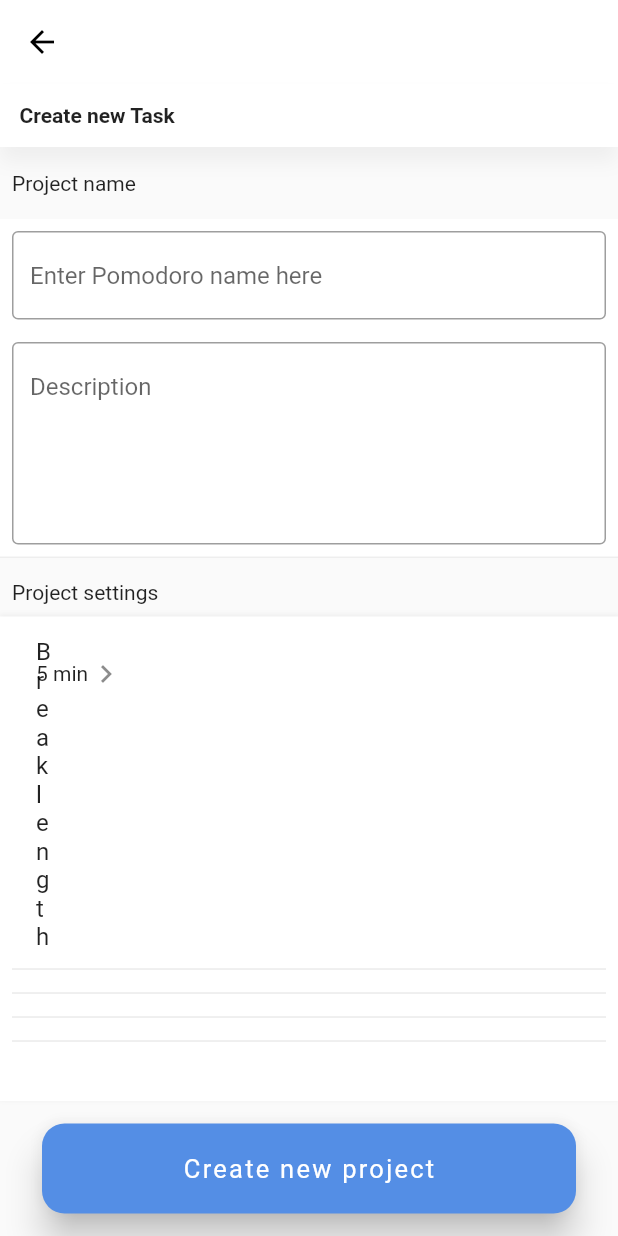
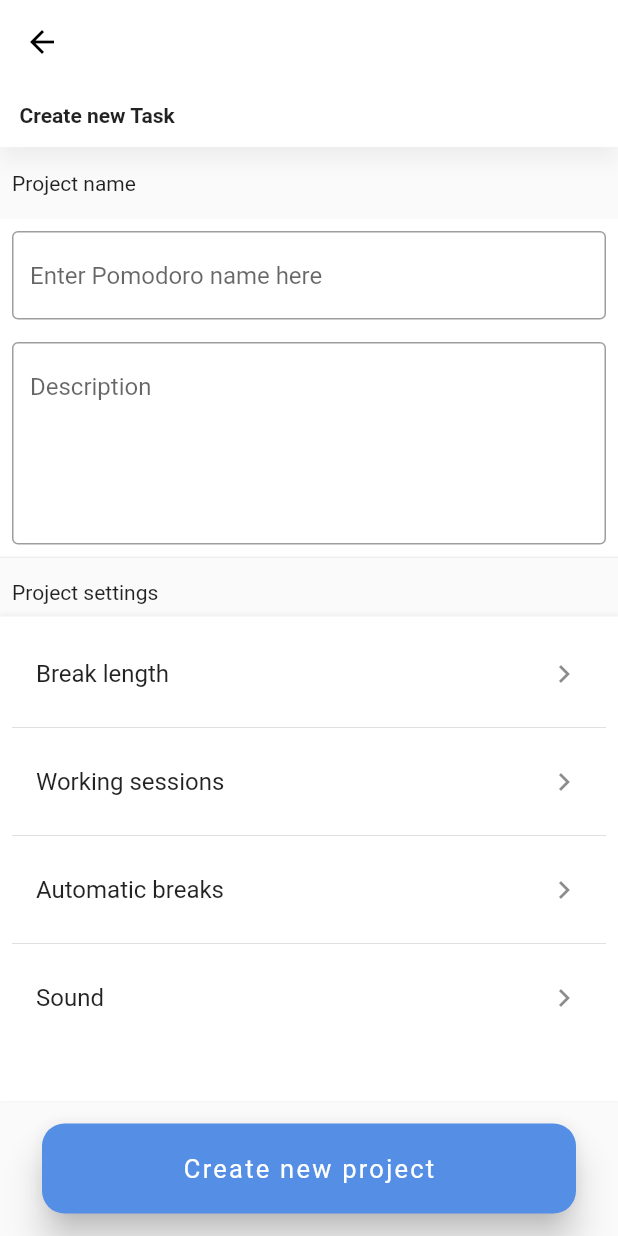
Before and after one commit to enaannan/Pomotimer2, a Flutter app: the NewTaskScreen screen opened directly, on a phone screen of 412 x 824 dp. Run offline on Flutter 3.47's test engine with Material 2 defaults, Android fonts, the phone set to English and light mode, and no system bars; our stand-ins replace google_fonts, introduction_screen, rxdart, step_progress_indicator; Roboto replaces fonts that are missing (Ubuntu); project files that could hold a hidden picture were left out.

Commit message:
fixed up setttings card and did extra refactoring

```diff
--- a/lib/screens/NewTaskScreen.dart
+++ b/lib/screens/NewTaskScreen.dart
@@ -84,61 +84,25 @@ class NewTaskScreen extends StatelessWidget {
               child: SettingsCard(
                 child: ListView(
                   children: [
-                    ListTile(title: Text("Break length"),
-                        trailing:Row(
-                          children: [
-                            Text("5 min"),
-                            Icon(Icons.keyboard_arrow_right)
-                          ],
-                        ),
-                        onTap: (){}),
-                    Divider(),
-//                    ListTile(
-//                      children: [
-//                        Text("Long break"),
-//                        Row(
-//                          children: [
-//                            Text("25 min"),
-//                            Icon(Icons.keyboard_arrow_right)
-//                          ],
-//                        )
-//                      ],
-//                    ),
-                    Divider(),
-//                    ListTile(
-//                      children: [
-//                        Text("Working sessions"),
-//                        Row(
-//                          children: [
-//                            Text("6 times"),
-//                            Icon(Icons.keyboard_arrow_right)
-//                          ],
-//                        )
-//                      ],
-//                    ),
-                    Divider(),
-//                    ListTile(
-//                      children: [
-//                        Text("Automatic breaks"),
-//                        Switch(
-//                          value: true,
-//                          onChanged: (bool value) {
-//                            print('toggled!!!!');
-//                          },
-//                        )
-//                      ],
-//                    ),
-                    Divider(),
-//                    ListTile(
-//                      children: [
-//                        Text("Sound"),
-//                        Switch(
-//                            value: true,
-//                            onChanged: (bool value) {
-//                              print('toggled!!!!');
-//                            }),
-//                      ],
-//                    )
+                  ListTile(
+                    title: Text("Break length"),
+                    trailing: Icon(Icons.keyboard_arrow_right),
+                  onTap: (){print("hhhh");}),
+                  Divider(),
+                    ListTile(
+                        title: Text("Working sessions"),
+                        trailing: Icon(Icons.keyboard_arrow_right),
+                        onTap: (){print("hhhh");}),
+                  Divider(),
+                  ListTile(
+                      title: Text("Automatic breaks"),
+                      trailing: Icon(Icons.keyboard_arrow_right),
+                      onTap: (){print("hhhh");}),
+                  Divider(),
+                  ListTile(
+                      title: Text("Sound"),
+                      trailing: Icon(Icons.keyboard_arrow_right),
+                      onTap: (){print("hhhh");}),
                   ],
                 ),
               ),
@@ -169,24 +133,6 @@ class NewTaskScreen extends StatelessWidget {
   }
 }
 
-//class ListTile extends StatelessWidget {
-//  const ListTile({
-//    Key? key,
-//    required this.children,
-//  }) : super(key: key);
-//
-//  final List<Widget> children;
-//
-//  @override
-//  Widget build(BuildContext context) {
-//    return Container(
-//        margin: EdgeInsets.symmetric(vertical: 5),
-//        child: Row(
-//          mainAxisAlignment: MainAxisAlignment.spaceBetween,
-//          children: children,
-//        ));
-//  }
-//}
 
 class SettingsCard extends StatelessWidget {
   const SettingsCard({
```
